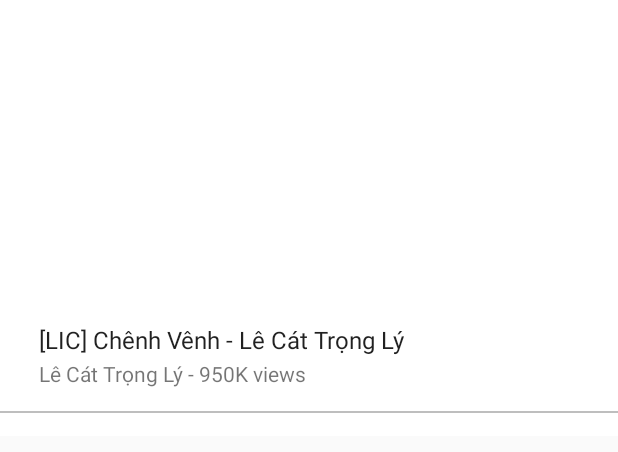
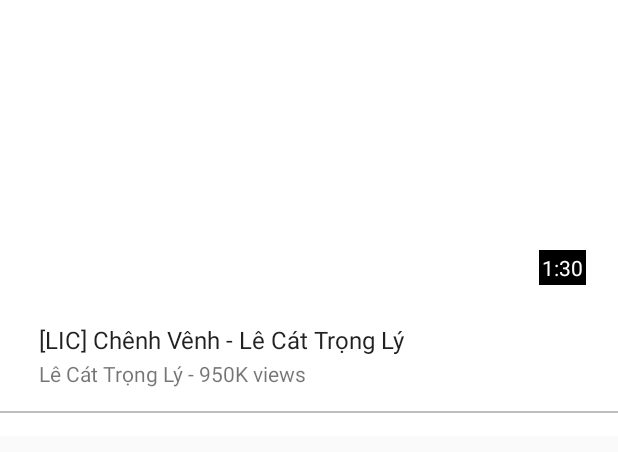
Before and after one commit to baoloc008/simple-mobile, an Android app: the layout video_item.xml on its own in the app's theme, with its tools: preview values and no code run, on a phone screen of 412 x 824 dp. Shown: the top 452 px of the screen. Run offline under Robolectric (Android 15) with nearby library versions, the phone set to English and light mode, and no system bars.

Commit message:
add duration of video item

```diff
--- a/app/src/main/res/layout/video_item.xml
+++ b/app/src/main/res/layout/video_item.xml
@@ -1,47 +1,67 @@
 <?xml version="1.0" encoding="utf-8"?>
-<LinearLayout
-    xmlns:android="http://schemas.android.com/apk/res/android"
+<LinearLayout xmlns:android="http://schemas.android.com/apk/res/android"
     android:layout_width="match_parent"
     android:layout_height="wrap_content"
-    android:orientation="vertical"
     android:background="#ffffff"
-    >
+    android:orientation="vertical">
+
   <LinearLayout
       android:layout_width="match_parent"
       android:layout_height="wrap_content"
       android:orientation="vertical"
       android:paddingLeft="16dp"
       android:paddingRight="16dp">
+
+    <RelativeLayout
+        android:layout_width="match_parent"
+        android:layout_height="200dp">
+
       <ImageView
           android:id="@+id/imgvThumbnail"
           android:layout_width="match_parent"
           android:layout_height="200dp" />
+
       <TextView
+          android:id="@+id/txttvTime"
+          android:layout_width="wrap_content"
+          android:layout_height="wrap_content"
+          android:layout_alignParentBottom="true"
+          android:layout_alignParentEnd="true"
+          android:layout_marginBottom="10dp"
+          android:layout_marginEnd="5dp"
+          android:padding="2dp"
+          android:background="@android:color/black"
+          android:text="1:30"
+          android:textColor="@android:color/white" />
+    </RelativeLayout>
+
+    <TextView
+        android:id="@+id/txtvTitle"
+        android:layout_width="wrap_content"
+        android:layout_height="wrap_content"
+        android:paddingLeft="10dp"
+        android:paddingTop="15dp"
         android:text="[LIC] Chênh Vênh - Lê Cát Trọng Lý"
-            android:paddingTop="15dp"
-            android:paddingLeft="10dp"
-            android:id="@+id/txtvTitle"
         android:textColor="#DE000000"
-            android:textSize="16sp"
-            android:layout_width="wrap_content"
-            android:layout_height="wrap_content" />
+        android:textSize="16sp" />
+
     <TextView
-            android:text="Lê Cát Trọng Lý - 950K views"
-            android:paddingTop="2dp"
-            android:paddingLeft="10dp"
-            android:textColor="#8A000000"
-            android:textSize="14sp"
         android:id="@+id/txtvSubTitle"
         android:layout_width="wrap_content"
-            android:layout_height="wrap_content" />
+        android:layout_height="wrap_content"
+        android:paddingLeft="10dp"
+        android:paddingTop="2dp"
+        android:text="Lê Cát Trọng Lý - 950K views"
+        android:textColor="#8A000000"
+        android:textSize="14sp" />
   </LinearLayout>
 
   <LinearLayout
 
-        android:layout_marginTop="15dp"
-        android:layout_marginBottom="15dp"
       android:layout_width="match_parent"
       android:layout_height="1dp"
+      android:layout_marginBottom="15dp"
+      android:layout_marginTop="15dp"
       android:background="#8a878787">
 
   </LinearLayout>
```
Lines whose indentation alone changed are shown as unchanged.
